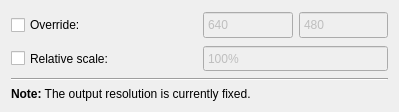
This is src/display/qt/dialogs/ui/output_resolution_dialog.ui in mrehkopf/vcs as Qt 5 draws it before an edit. The edited form follows.
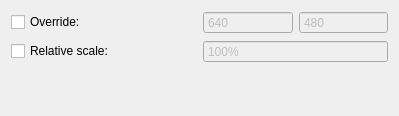
This is the edited form.

Commit message: ui/output-resolution-dialog: Simplify layout

```diff
--- a/src/display/qt/dialogs/ui/output_resolution_dialog.ui
+++ b/src/display/qt/dialogs/ui/output_resolution_dialog.ui
@@ -7,7 +7,7 @@
     <x>0</x>
     <y>0</y>
     <width>399</width>
-    <height>112</height>
+    <height>116</height>
    </rect>
   </property>
   <property name="windowTitle">
@@ -43,7 +43,7 @@
            <bool>true</bool>
           </property>
           <property name="sizePolicy">
-           <sizepolicy hsizetype="Preferred" vsizetype="Expanding">
+           <sizepolicy hsizetype="Preferred" vsizetype="Maximum">
             <horstretch>0</horstretch>
             <verstretch>0</verstretch>
            </sizepolicy>
@@ -61,7 +61,7 @@
              <bool>false</bool>
             </property>
             <property name="sizePolicy">
-             <sizepolicy hsizetype="Preferred" vsizetype="Preferred">
+             <sizepolicy hsizetype="Preferred" vsizetype="Maximum">
               <horstretch>0</horstretch>
               <verstretch>0</verstretch>
              </sizepolicy>
@@ -86,7 +86,7 @@
              <bool>false</bool>
             </property>
             <property name="sizePolicy">
-             <sizepolicy hsizetype="Preferred" vsizetype="Preferred">
+             <sizepolicy hsizetype="Preferred" vsizetype="Maximum">
               <horstretch>0</horstretch>
               <verstretch>0</verstretch>
              </sizepolicy>
@@ -114,7 +114,7 @@
         <item>
          <widget class="QCheckBox" name="checkBox_forceOutputScale">
           <property name="sizePolicy">
-           <sizepolicy hsizetype="Minimum" vsizetype="Expanding">
+           <sizepolicy hsizetype="Minimum" vsizetype="Maximum">
             <horstretch>0</horstretch>
             <verstretch>0</verstretch>
            </sizepolicy>
@@ -130,7 +130,7 @@
            <bool>false</bool>
           </property>
           <property name="sizePolicy">
-           <sizepolicy hsizetype="Preferred" vsizetype="Preferred">
+           <sizepolicy hsizetype="Preferred" vsizetype="Maximum">
             <horstretch>0</horstretch>
             <verstretch>0</verstretch>
            </sizepolicy>
@@ -161,21 +161,17 @@
     </widget>
    </item>
    <item>
-    <widget class="Line" name="line">
+    <spacer name="verticalSpacer">
      <property name="orientation">
-      <enum>Qt::Horizontal</enum>
+      <enum>Qt::Vertical</enum>
      </property>
-    </widget>
-   </item>
-   <item>
-    <widget class="QLabel" name="label_notice">
-     <property name="text">
-      <string>&lt;html&gt;&lt;head/&gt;&lt;body&gt;&lt;p&gt;&lt;span style=&quot; font-weight:600;&quot;&gt;Note:&lt;/span&gt; The output resolution is currently fixed.&lt;/p&gt;&lt;/body&gt;&lt;/html&gt;</string>
+     <property name="sizeHint" stdset="0">
+      <size>
+       <width>20</width>
+       <height>40</height>
+      </size>
      </property>
-     <property name="wordWrap">
-      <bool>true</bool>
-     </property>
-    </widget>
+    </spacer>
    </item>
   </layout>
  </widget>
```
The commit also changes 1 other file.
